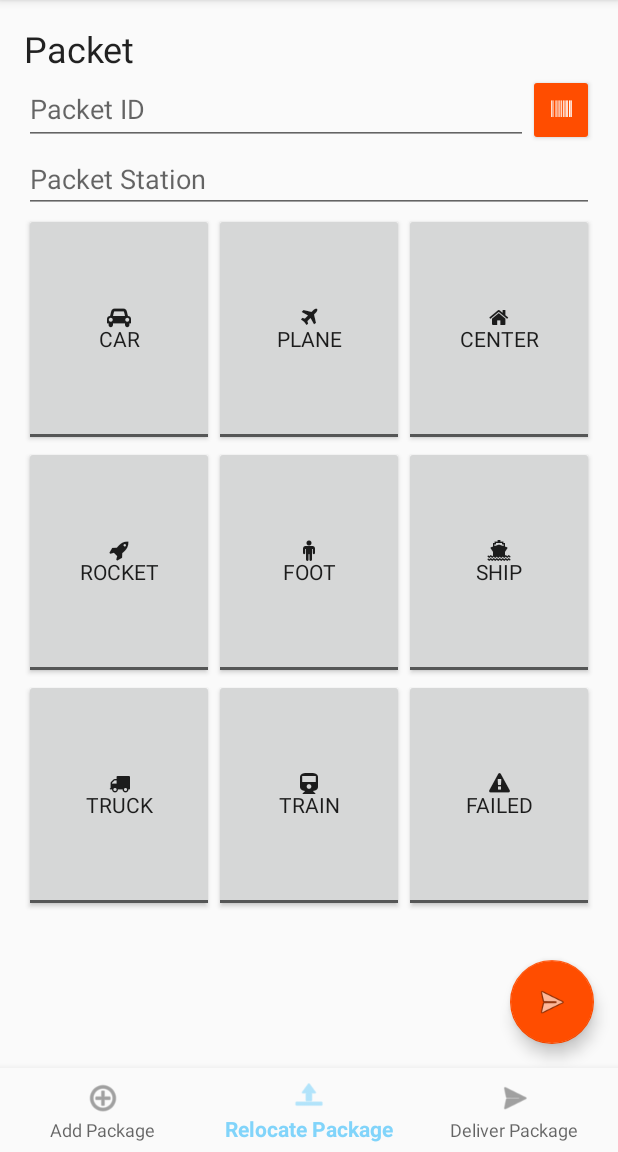
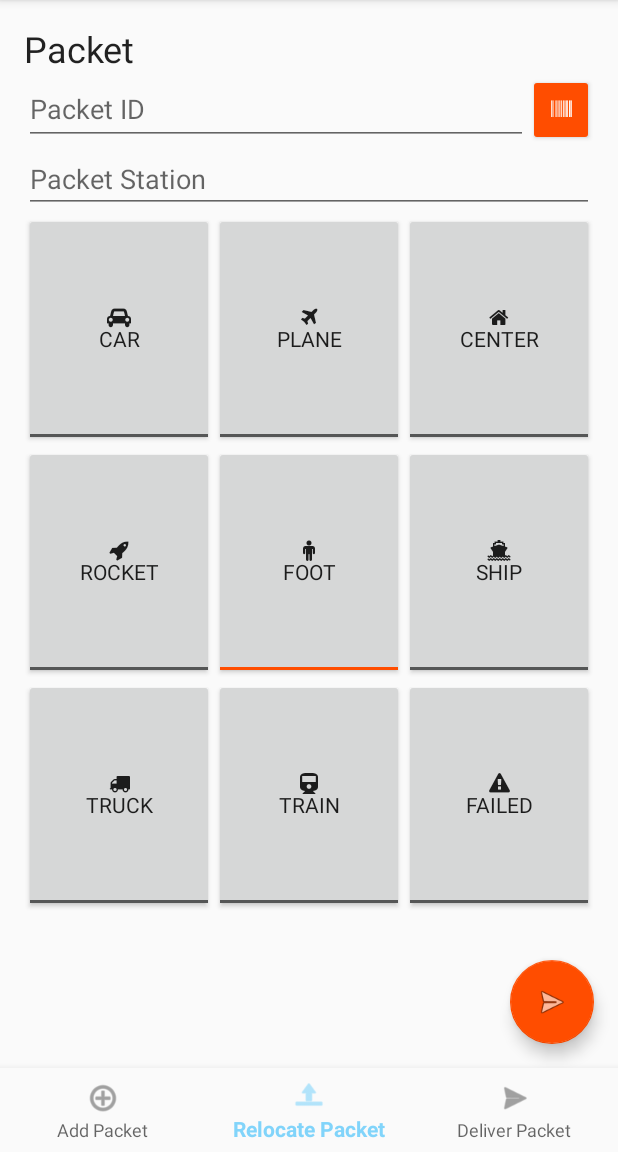
Before and after one commit to CodingCamp2017/pakete, an Android app: the RelocateActivity screen opened directly, with no data from a screen before it, on a phone screen of 412 x 824 dp, the part 84-1236 px from its top. Run offline under Robolectric (Android 15) with nearby library versions, the phone set to English and light mode, and no system bars; libraries missing offline, so code that uses them is left out: com.google.zxing.integration.

Commit message:
Changed error text view.

```diff
--- a/frontend/PostFrontend/app/src/main/java/com/itestra/codingcamp/androidpost/activitys/AddActivity.java
+++ b/frontend/PostFrontend/app/src/main/java/com/itestra/codingcamp/androidpost/activitys/AddActivity.java
@@ -45,10 +45,10 @@ public class AddActivity extends BaseActivity {
     void sendData() {
         HashMap<String, String> data = getPacketData();
         try {
-            String id = restInterface.newPackage(data);
-            Toast.makeText(this, "Registered package: "+id, Toast.LENGTH_LONG).show();
+            packet_id = restInterface.newPackage(data);
+            Toast.makeText(this, "Registered package: "+packet_id, Toast.LENGTH_LONG).show();
         } catch (InvalidValueException e) {
-            inputMap.get(e.getKey()).setError(getResources().getString(R.string.invalid_value));
+            inputMap.get(e.getKey()).setError(e.getMessage());
             System.err.println(e.getKey() + " has error " + e.getMessage());
         } catch (ServerException e) {
             System.err.println("ServerException: " + e.getMessage());
--- a/frontend/PostFrontend/app/src/main/java/com/itestra/codingcamp/androidpost/activitys/DeliverActivity.java
+++ b/frontend/PostFrontend/app/src/main/java/com/itestra/codingcamp/androidpost/activitys/DeliverActivity.java
@@ -38,8 +38,11 @@ public class DeliverActivity extends BaseActivity {
             Toast.makeText(this, "Packet delivered!", Toast.LENGTH_SHORT).show();
         } catch (ResourceNotFoundException e)
         {
-            editTextPacketId.setError(getResources().getString(R.string.invalid_value));
+            editTextPacketId.setError(e.getMessage());
         } catch (InvalidValueException e) {
+            if (e.getKey().equals(getResources().getString(R.string.data_packet_id))) {
+                editTextPacketId.setError(e.getMessage());
+            }
             System.err.println(e.getKey() + " has error " + e.getMessage());
         } catch (ServerException e) {
             System.err.println("ServerException: " + e.getMessage());
--- a/frontend/PostFrontend/app/src/main/res/layout/activity_relocate.xml
+++ b/frontend/PostFrontend/app/src/main/res/layout/activity_relocate.xml
@@ -121,7 +121,8 @@
                     android:layout_row="1"
                     android:layout_rowWeight="1"
                     android:textOff="@string/toggle_foot"
-                    android:textOn="@string/toggle_foot" />
+                    android:textOn="@string/toggle_foot"
+                    android:checked="true"/>
 
                 <ToggleButton
                     android:id="@+id/toggleButton_ship"
--- a/frontend/PostFrontend/app/src/main/res/values/strings.xml
+++ b/frontend/PostFrontend/app/src/main/res/values/strings.xml
@@ -1,8 +1,8 @@
 <resources>
     <string name="app_name">Android Post Frontend</string>
-    <string name="title_add">Add Package</string>
-    <string name="title_relocate">Relocate Package</string>
-    <string name="title_deliver">Deliver Package</string>
+    <string name="title_add">Add Packet</string>
+    <string name="title_relocate">Relocate Packet</string>
+    <string name="title_deliver">Deliver Packet</string>
 
     <string name="headline_title_sender">Sender</string>
     <string name="headline_title_receiver">Receiver</string>
```
Also changed, not shown: frontend/PostFrontend/app/src/main/java/com/itestra/codingcamp/androidpost/activitys/RelocateActivity.java (+5 -2 lines).
